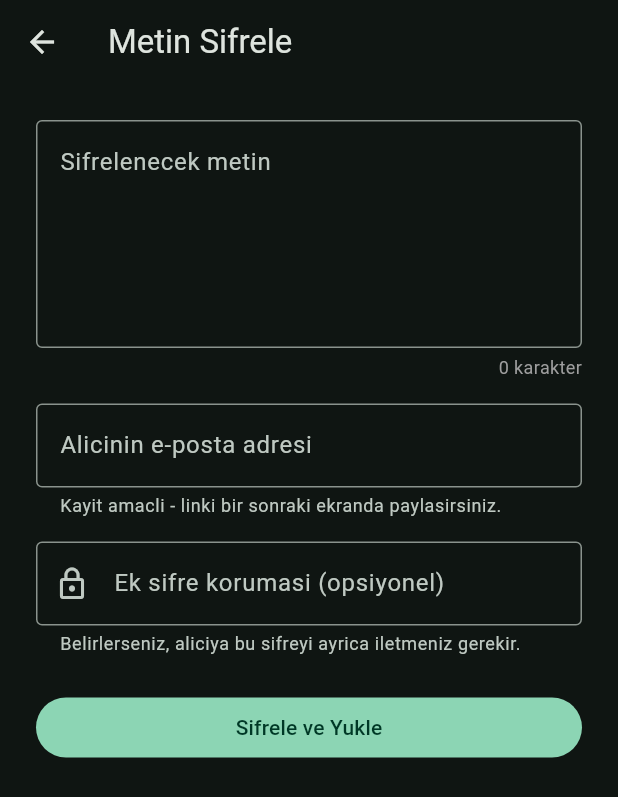
After one commit to O2m4nl11299/securevault-mobile, a Flutter app: the HomeScreen screen opened directly, after a tap on "Metin Sifrele", on a phone screen of 412 x 824 dp. The commit adds this screen. Shown: the top 797 px of the screen. Run offline on Flutter 3.47's test engine with Material 3 defaults, Android fonts, the phone set to English and light mode, and no system bars; our stand-ins replace dio, file_picker, flutter_secure_storage, share_plus; missing offline and left inert: cryptography, cryptography_flutter; accounts and stored records are empty.

Commit message:
Add text encryption screen (encrypts plaintext as metin.txt via existing upload flow, with optional extra-password)

```diff
--- a/lib/screens/home_screen.dart
+++ b/lib/screens/home_screen.dart
@@ -3,11 +3,12 @@ import '../services/auth_service.dart';
 import '../services/secure_storage_service.dart';
 import 'login_screen.dart';
 import 'upload_screen.dart';
+import 'text_encrypt_screen.dart';
 import 'download_screen.dart';
 import 'delete_account_screen.dart';
 
-/// Giriş sonrası ana ekran — şimdilik yer tutucu.
-/// Sıradaki adımda buraya dosya yükleme akışı eklenecek.
+/// GiriÅŸ sonrasÄ± ana ekran â€” ÅŸimdilik yer tutucu.
+/// SÄ±radaki adÄ±mda buraya dosya yÃ¼kleme akÄ±ÅŸÄ± eklenecek.
 class HomeScreen extends StatefulWidget {
   const HomeScreen({super.key});
 
@@ -54,7 +55,7 @@ class _HomeScreenState extends State<HomeScreen> {
           IconButton(
             onPressed: _logout,
             icon: const Icon(Icons.logout),
-            tooltip: 'Çıkış yap',
+            tooltip: 'Ã‡Ä±kÄ±ÅŸ yap',
           ),
         ],
       ),
@@ -65,7 +66,7 @@ class _HomeScreenState extends State<HomeScreen> {
             const Icon(Icons.check_circle, color: Colors.greenAccent, size: 56),
             const SizedBox(height: 16),
             Text(
-              'Giriş yapıldı: ${_username ?? "..."}',
+              'GiriÅŸ yapÄ±ldÄ±: ${_username ?? "..."}',
               style: Theme.of(context).textTheme.titleMedium,
             ),
             const SizedBox(height: 4),
@@ -79,7 +80,15 @@ class _HomeScreenState extends State<HomeScreen> {
                 MaterialPageRoute(builder: (_) => const UploadScreen()),
               ),
               icon: const Icon(Icons.upload_file),
-              label: const Text('Dosya Gönder'),
+              label: const Text('Dosya GÃ¶nder'),
+            ),
+            const SizedBox(height: 12),
+            OutlinedButton.icon(
+              onPressed: () => Navigator.of(context).push(
+                MaterialPageRoute(builder: (_) => const TextEncryptScreen()),
+              ),
+              icon: const Icon(Icons.text_fields),
+              label: const Text('Metin Sifrele'),
             ),
             const SizedBox(height: 12),
             OutlinedButton.icon(
@@ -87,7 +96,7 @@ class _HomeScreenState extends State<HomeScreen> {
                 MaterialPageRoute(builder: (_) => const DownloadScreen()),
               ),
               icon: const Icon(Icons.download),
-              label: const Text('Dosya İndir'),
+              label: const Text('Dosya Ä°ndir'),
             ),
             const SizedBox(height: 32),
             TextButton(
@@ -95,7 +104,7 @@ class _HomeScreenState extends State<HomeScreen> {
                 MaterialPageRoute(builder: (_) => const DeleteAccountScreen()),
               ),
               style: TextButton.styleFrom(foregroundColor: Colors.redAccent),
-              child: const Text('Hesabımı Sil'),
+              child: const Text('HesabÄ±mÄ± Sil'),
             ),
           ],
         ),
--- /dev/null
+++ b/lib/screens/text_encrypt_screen.dart
@@ -0,0 +1,240 @@
+import 'package:flutter/material.dart';
+import 'package:share_plus/share_plus.dart';
+import '../services/upload_service.dart';
+
+enum _Phase { idle, working, done }
+
+class TextEncryptScreen extends StatefulWidget {
+  const TextEncryptScreen({super.key});
+  @override
+  State<TextEncryptScreen> createState() => _TextEncryptScreenState();
+}
+
+class _TextEncryptScreenState extends State<TextEncryptScreen> {
+  final _textCtrl = TextEditingController();
+  final _emailCtrl = TextEditingController();
+  final _extraPwdCtrl = TextEditingController();
+  final _uploadService = UploadService();
+  _Phase _phase = _Phase.idle;
+  String? _error;
+  UploadResult? _result;
+  int _charCount = 0;
+
+  @override
+  void initState() {
+    super.initState();
+    _textCtrl.addListener(() {
+      setState(() => _charCount = _textCtrl.text.length);
+    });
+  }
+
+  bool _isValidEmail(String v) =>
+      RegExp(r'^[^@\s]+@[^@\s]+\.[^@\s]+$').hasMatch(v);
+
+  Future<void> _start() async {
+    final text = _textCtrl.text;
+    if (text.trim().isEmpty) {
+      setState(() => _error = 'Sifrelenecek metni girin.');
+      return;
+    }
+    final email = _emailCtrl.text.trim();
+    if (!_isValidEmail(email)) {
+      setState(() => _error = 'Gecerli bir e-posta adresi girin.');
+      return;
+    }
+    setState(() {
+      _phase = _Phase.working;
+      _error = null;
+    });
+    try {
+      final result = await _uploadService.uploadText(
+        text: text,
+        recipientEmail: email,
+        extraPassword: _extraPwdCtrl.text.trim().isEmpty
+            ? null
+            : _extraPwdCtrl.text.trim(),
+      );
+      if (!mounted) return;
+      setState(() {
+        _result = result;
+        _phase = _Phase.done;
+      });
+    } catch (e) {
+      if (!mounted) return;
+      setState(() {
+        _error = e.toString();
+        _phase = _Phase.idle;
+      });
+    }
+  }
+
+  void _reset() {
+    setState(() {
+      _result = null;
+      _error = null;
+      _phase = _Phase.idle;
+      _textCtrl.clear();
+      _emailCtrl.clear();
+      _extraPwdCtrl.clear();
+    });
+  }
+
+  Future<void> _share(String url) async {
+    await SharePlus.instance.share(
+      ShareParams(text: url, subject: 'Sifreli metin - SecureVault'),
+    );
+  }
+
+  @override
+  void dispose() {
+    _textCtrl.dispose();
+    _emailCtrl.dispose();
+    _extraPwdCtrl.dispose();
+    super.dispose();
+  }
+
+  @override
+  Widget build(BuildContext context) {
+    return Scaffold(
+      appBar: AppBar(title: const Text('Metin Sifrele')),
+      body: SafeArea(
+        child: SingleChildScrollView(
+          padding: const EdgeInsets.all(24),
+          child: _phase == _Phase.done && _result != null
+              ? _buildSuccess(context, _result!)
+              : _buildForm(context),
+        ),
+      ),
+    );
+  }
+
+  Widget _buildForm(BuildContext context) {
+    final busy = _phase == _Phase.working;
+    return Column(
+      crossAxisAlignment: CrossAxisAlignment.stretch,
+      children: [
+        TextField(
+          controller: _textCtrl,
+          enabled: !busy,
+          maxLines: 8,
+          minLines: 5,
+          decoration: const InputDecoration(
+            labelText: 'Sifrelenecek metin',
+            hintText: 'Sifrelemek istediginiz metni buraya yazin veya yapistirin...',
+            border: OutlineInputBorder(),
+            alignLabelWithHint: true,
+          ),
+        ),
+        const SizedBox(height: 4),
+        Align(
+          alignment: Alignment.centerRight,
+          child: Text('$_charCount karakter',
+              style: const TextStyle(color: Colors.grey, fontSize: 12)),
+        ),
+        const SizedBox(height: 16),
+        TextField(
+          controller: _emailCtrl,
+          enabled: !busy,
+          keyboardType: TextInputType.emailAddress,
+          decoration: const InputDecoration(
+            labelText: 'Alicinin e-posta adresi',
+            helperText: 'Kayit amacli - linki bir sonraki ekranda paylasirsiniz.',
+            helperMaxLines: 2,
+            border: OutlineInputBorder(),
+          ),
+        ),
+        const SizedBox(height: 16),
+        TextField(
+          controller: _extraPwdCtrl,
+          enabled: !busy,
+          obscureText: true,
+          decoration: const InputDecoration(
+            labelText: 'Ek sifre korumasi (opsiyonel)',
+            helperText: 'Belirlerseniz, aliciya bu sifreyi ayrica iletmeniz gerekir.',
+            helperMaxLines: 2,
+            border: OutlineInputBorder(),
+            prefixIcon: Icon(Icons.lock_outline),
+          ),
+        ),
+        if (_error != null) ...[
+          const SizedBox(height: 12),
+          Text(_error!, style: const TextStyle(color: Colors.redAccent)),
+        ],
+        const SizedBox(height: 24),
+        if (busy) ...[
+          const LinearProgressIndicator(),
+          const SizedBox(height: 8),
+          const Text('Sifreleniyor ve yukleniyor...',
+              textAlign: TextAlign.center,
+              style: TextStyle(color: Colors.grey)),
+        ] else
+          FilledButton(
+            onPressed: _start,
+            child: const Text('Sifrele ve Yukle'),
+          ),
+      ],
+    );
+  }
+
+  Widget _buildSuccess(BuildContext context, UploadResult result) {
+    final ttlText = result.ttlSeconds < 3600
+        ? '${(result.ttlSeconds / 60).round()} dakika'
+        : '${(result.ttlSeconds / 3600).round()} saat';
+    final hasPwd = _extraPwdCtrl.text.trim().isNotEmpty;
+    return Column(
+      crossAxisAlignment: CrossAxisAlignment.stretch,
+      children: [
+        const Icon(Icons.check_circle, color: Colors.greenAccent, size: 56),
+        const SizedBox(height: 12),
+        Text(
+          'Metin sifrelenip yuklendi.',
+          textAlign: TextAlign.center,
+          style: Theme.of(context).textTheme.titleMedium,
+        ),
+        const SizedBox(height: 4),
+        Text(
+          'Bu link $ttlText icinde gecersiz olur ve sadece BIR KEZ kullanilabilir.',
+          textAlign: TextAlign.center,
+          style: const TextStyle(color: Colors.grey),
+        ),
+        if (hasPwd) ...[
+          const SizedBox(height: 8),
+          Container(
+            padding: const EdgeInsets.all(10),
+            decoration: BoxDecoration(
+              color: Colors.amber.withValues(alpha: 0.12),
+              borderRadius: BorderRadius.circular(8),
+            ),
+            child: const Text(
+              'Ek sifre belirlediniz. Aliciya bu sifreyi ayrica iletmeyi unutmayin.',
+              style: TextStyle(color: Colors.amber, fontSize: 12),
+            ),
+          ),
+        ],
+        const SizedBox(height: 16),
+        Container(
+          padding: const EdgeInsets.all(12),
+          decoration: BoxDecoration(
+            border: Border.all(color: Theme.of(context).colorScheme.outline),
+            borderRadius: BorderRadius.circular(8),
+          ),
+          child: SelectableText(
+            result.downloadUrl,
+            style: const TextStyle(fontFamily: 'monospace', fontSize: 12),
+          ),
+        ),
+        const SizedBox(height: 16),
+        FilledButton.icon(
+          onPressed: () => _share(result.downloadUrl),
+          icon: const Icon(Icons.share),
+          label: const Text('Linki Paylas'),
+        ),
+        const SizedBox(height: 8),
+        OutlinedButton(
+          onPressed: _reset,
+          child: const Text('Baska bir metin sifrele'),
+        ),
+      ],
+    );
+  }
+}
```
Also changed, not shown: lib/services/upload_service.dart (+30 -0 lines).
